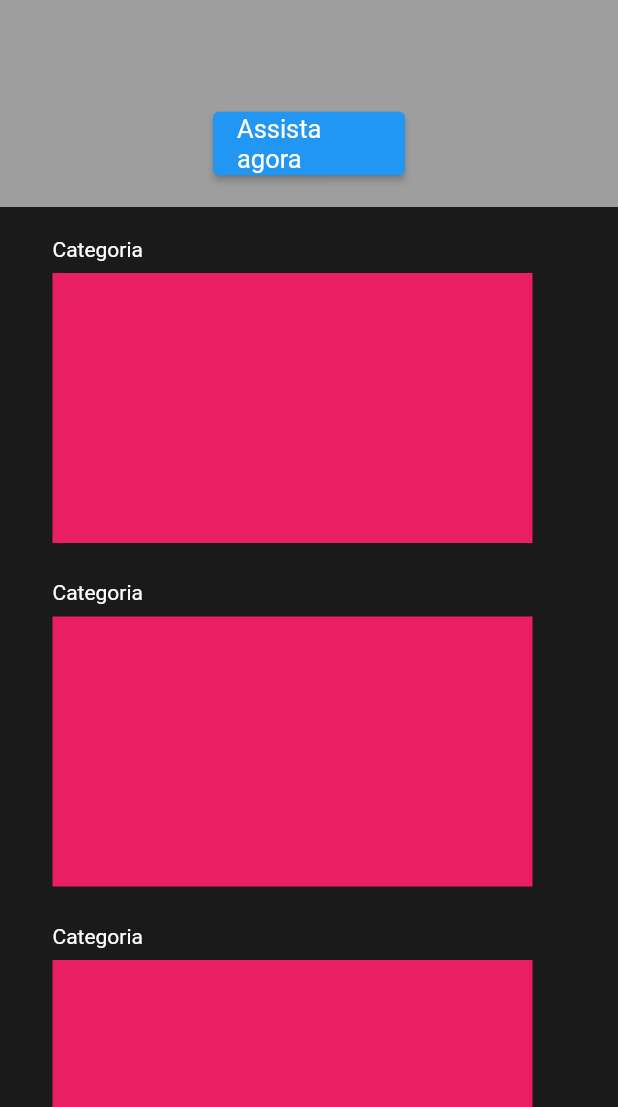
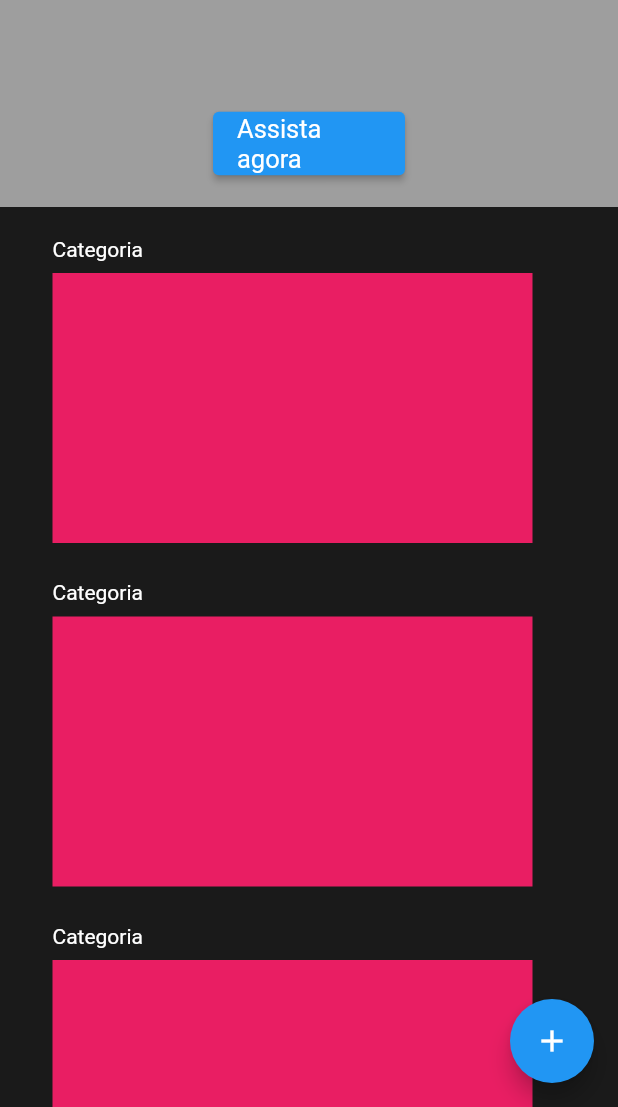
Before and after one commit to Wercton/AstroFlix, a Flutter app: the screen it shows after launch, on a phone screen of 412 x 824 dp, the part 129-1236 px from its top. Run offline on Flutter 3.47's test engine with Material 2 defaults, Android fonts, the phone set to English and light mode, and no system bars; Roboto replaces fonts that are missing (Bebas Neue).

Commit message:
feat: adicionado FloatingActionButton

```diff
--- a/lib/main.dart
+++ b/lib/main.dart
@@ -37,6 +37,8 @@
           Video(),
         ],
       ),
+      floatingActionButton:
+          FloatingActionButton(onPressed: () {}, child: const Icon(Icons.add)),
     );
   }
 }
```
Also changed, not shown: pubspec.lock, 1 other file.
